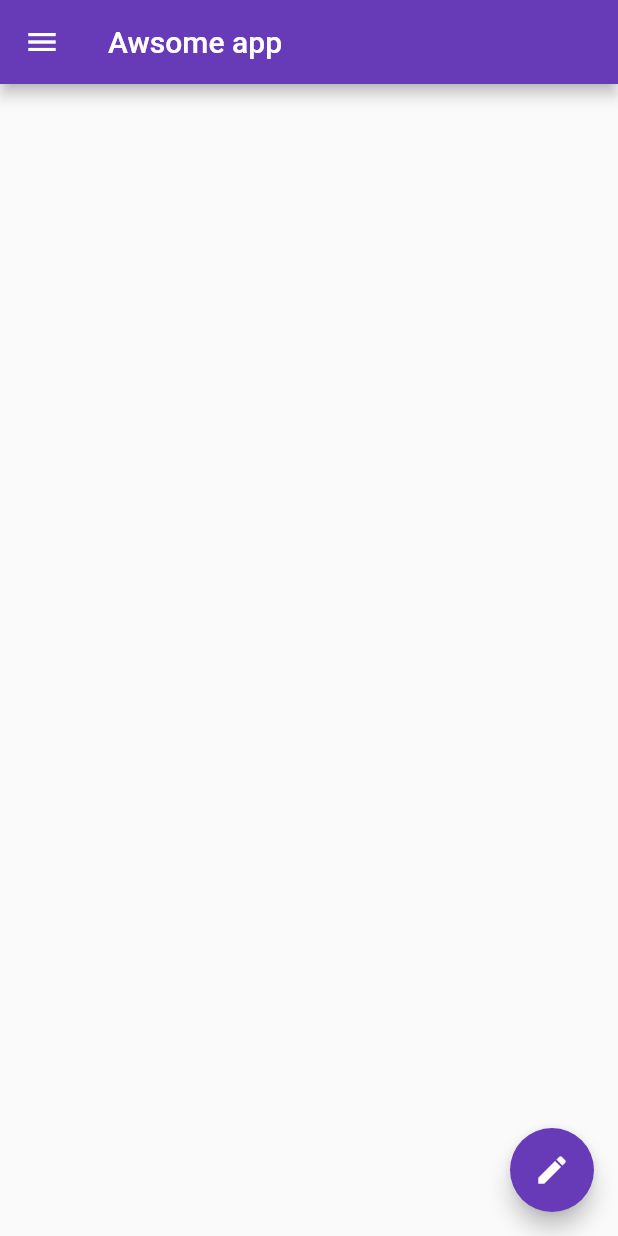
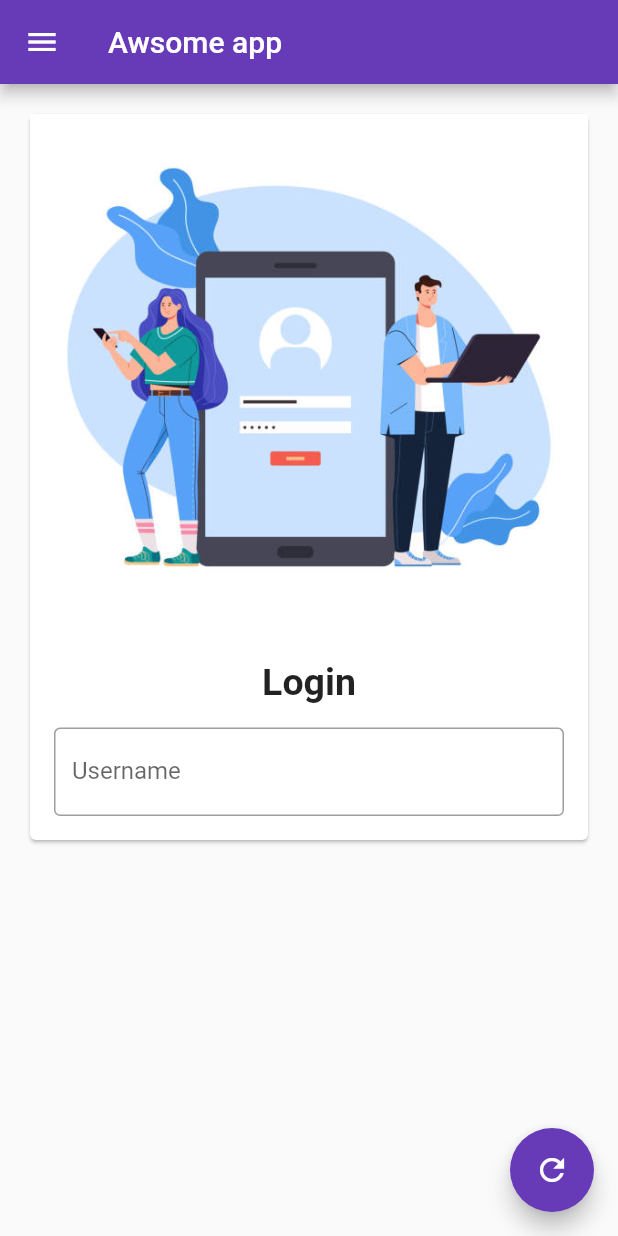
Before and after one commit to jaythanki18/awsome_app, a Flutter app: the screen it shows after launch, on a phone screen of 412 x 824 dp. Run offline on Flutter 3.47's test engine with Material 2 defaults, Android fonts, the phone set to English and light mode, and no system bars.

Commit message:
ch4 completed

```diff
--- a/lib/main.dart
+++ b/lib/main.dart
@@ -8,16 +8,62 @@
   ));
 }
 
-class HomePage extends StatelessWidget {
+class HomePage extends StatefulWidget {
   const HomePage({Key? key}) : super(key: key);
 
+  @override
+  State<HomePage> createState() => _HomePageState();
+}
+
+class _HomePageState extends State<HomePage> {
+  TextEditingController _nameController=TextEditingController();
+  var myText="Login";
+
+  @override
+  void initState() {
+    // TODO: implement initState
+    super.initState();
+  }
   @override
   Widget build(BuildContext context) {
     return Scaffold(
       appBar: AppBar(
         title: Text("Awsome app"),
       ),
-      body: Container(),
+      body: Padding(
+        padding: EdgeInsets.all(16.0),
+        child: SingleChildScrollView(
+          child: Card(
+            child: Column(
+              children: [
+                Image.asset(
+                  "assets/login.jpg",
+                  fit: BoxFit.cover,
+                ),
+                SizedBox(
+                  height: 20,
+                ),
+                Text(
+                  myText,
+                  style: TextStyle(fontSize: 25, fontWeight: FontWeight.bold),
+                ),
+                Padding(
+                  padding: const EdgeInsets.all(16.0),
+                  child: TextField(
+                    controller: _nameController,
+                    keyboardType: TextInputType.text,
+                    decoration: InputDecoration(
+                      border: OutlineInputBorder(),
+                      hintText: "Enter username",
+                      labelText: "Username"
+                    ),
+                  ),
+                )
+              ],
+            ),
+          ),
+        ),
+      ),
       drawer: Drawer(
         child: ListView(
           padding: EdgeInsets.zero,
@@ -25,10 +71,9 @@
             UserAccountsDrawerHeader(
                 accountName: Text("Jay Thanki"),
                 accountEmail: Text("jaythanki200@gmail.com"),
-              currentAccountPicture: CircleAvatar(
-                backgroundImage: AssetImage("assets/jay.jpg"),
-              )
-            ),
+                currentAccountPicture: CircleAvatar(
+                  backgroundImage: AssetImage("assets/jay.jpg"),
+                )),
             ListTile(
               leading: Icon(Icons.person),
               title: Text("Account"),
@@ -51,8 +96,11 @@
         ),
       ),
       floatingActionButton: FloatingActionButton(
-        onPressed: () {},
-        child: Icon(Icons.edit),
+        onPressed: () {
+          myText=_nameController.text;
+          setState(() {});
+        },
+        child: Icon(Icons.refresh),
       ),
     );
   }
--- a/pubspec.yaml
+++ b/pubspec.yaml
@@ -60,7 +60,7 @@
 
   # To add assets to your application, add an assets section, like this:
   assets:
-    - assets/jay.jpg
+    - assets/
   #   - images/a_dot_ham.jpeg
 
   # An image asset can refer to one or more resolution-specific "variants", see
```
